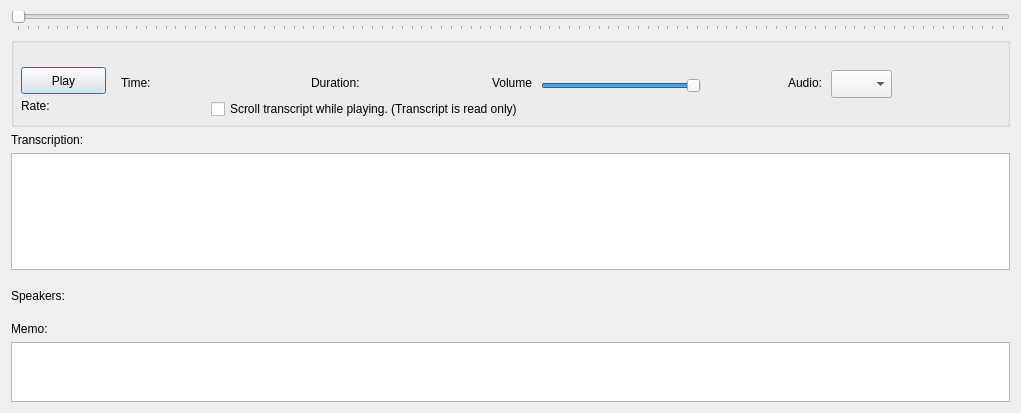
Before: the Qt Designer form GUI_UIs/ui_dialog_view_av.ui in ccbogel/QualCoder, drawn with Qt 5.
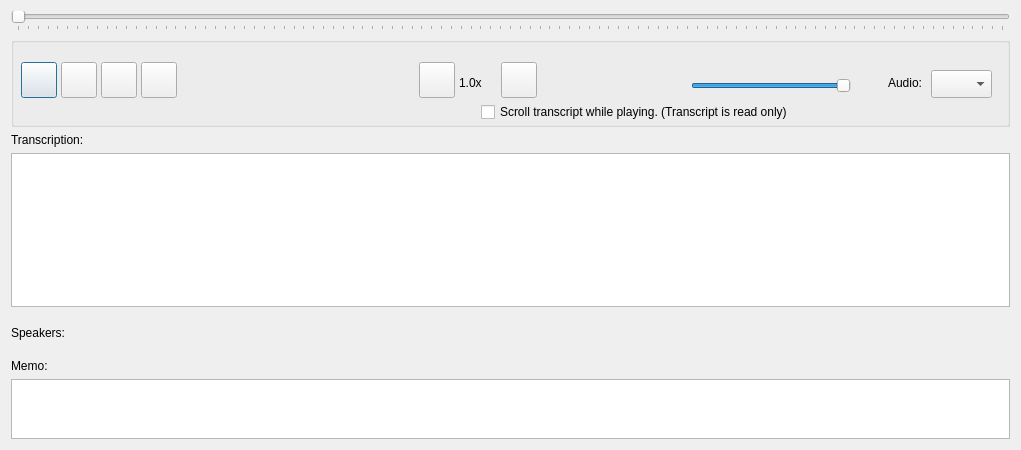
After: the same form once the commit is applied.

The edit to the form file:
```diff
--- a/GUI_UIs/ui_dialog_view_av.ui
+++ b/GUI_UIs/ui_dialog_view_av.ui
@@ -7,7 +7,7 @@
     <x>0</x>
     <y>0</y>
     <width>1021</width>
-    <height>413</height>
+    <height>450</height>
    </rect>
   </property>
   <property name="windowTitle">
@@ -115,22 +115,22 @@
       <property name="geometry">
        <rect>
         <x>10</x>
-        <y>30</y>
-        <width>85</width>
-        <height>27</height>
+        <y>25</y>
+        <width>36</width>
+        <height>36</height>
        </rect>
       </property>
       <property name="toolTip">
        <string>&lt;html&gt;&lt;head/&gt;&lt;body&gt;&lt;p&gt;Ctrl + R rewind 5 seconds&lt;/p&gt;&lt;p&gt;Alt + R rewind 30 seconds&lt;/p&gt;&lt;p&gt;Alt + F forward 30 seconds&lt;/p&gt;&lt;p&gt;Ctrl + S start/pause&lt;/p&gt;&lt;p&gt;Ctrl + P start/pause&lt;/p&gt;&lt;p&gt;Ctrl + Shift + &amp;gt; increase play rate, maximum 2.0&lt;/p&gt;&lt;p&gt;Ctrl + Shift + &amp;lt; decrease play rate, minimum 0.1&lt;/p&gt;&lt;/body&gt;&lt;/html&gt;</string>
       </property>
       <property name="text">
-       <string>Play</string>
+       <string/>
       </property>
      </widget>
      <widget class="QSlider" name="horizontalSlider_vol">
       <property name="geometry">
        <rect>
-        <x>530</x>
+        <x>680</x>
         <y>40</y>
         <width>160</width>
         <height>18</height>
@@ -149,14 +149,14 @@
      <widget class="QLabel" name="label_volume">
       <property name="geometry">
        <rect>
-        <x>460</x>
-        <y>36</y>
-        <width>61</width>
-        <height>20</height>
+        <x>630</x>
+        <y>29</y>
+        <width>32</width>
+        <height>32</height>
        </rect>
       </property>
       <property name="text">
-       <string>Volume</string>
+       <string/>
       </property>
       <property name="alignment">
        <set>Qt::AlignRight|Qt::AlignTrailing|Qt::AlignVCenter</set>
@@ -165,33 +165,20 @@
      <widget class="QLabel" name="label_time">
       <property name="geometry">
        <rect>
-        <x>110</x>
+        <x>230</x>
         <y>35</y>
-        <width>161</width>
+        <width>131</width>
         <height>21</height>
        </rect>
       </property>
       <property name="text">
-       <string>Time:</string>
-      </property>
-     </widget>
-     <widget class="QLabel" name="label_time_2">
-      <property name="geometry">
-       <rect>
-        <x>300</x>
-        <y>35</y>
-        <width>161</width>
-        <height>21</height>
-       </rect>
-      </property>
-      <property name="text">
-       <string>Duration: </string>
+       <string/>
       </property>
      </widget>
      <widget class="QComboBox" name="comboBox_tracks">
       <property name="geometry">
        <rect>
-        <x>820</x>
+        <x>920</x>
         <y>33</y>
         <width>61</width>
         <height>28</height>
@@ -201,9 +188,9 @@
      <widget class="QLabel" name="label">
       <property name="geometry">
        <rect>
-        <x>720</x>
+        <x>850</x>
         <y>36</y>
-        <width>91</width>
+        <width>61</width>
         <height>20</height>
        </rect>
       </property>
@@ -217,8 +204,8 @@
      <widget class="QCheckBox" name="checkBox_scroll_transcript">
       <property name="geometry">
        <rect>
-        <x>200</x>
-        <y>61</y>
+        <x>470</x>
+        <y>64</y>
         <width>511</width>
         <height>22</height>
        </rect>
@@ -230,17 +217,113 @@
      <widget class="QLabel" name="label_rate">
       <property name="geometry">
        <rect>
-        <x>10</x>
-        <y>60</y>
-        <width>111</width>
-        <height>17</height>
+        <x>448</x>
+        <y>36</y>
+        <width>41</width>
+        <height>20</height>
        </rect>
       </property>
       <property name="toolTip">
        <string>&lt;html&gt;&lt;head/&gt;&lt;body&gt;&lt;p&gt;Ctrl + Shift + &amp;gt; increase play rate, maximum 2.0&lt;/p&gt;&lt;p&gt;Ctrl + Shift + &amp;lt; decrease play rate, minimum 0.1&lt;/p&gt;&lt;/body&gt;&lt;/html&gt;</string>
       </property>
       <property name="text">
-       <string>Rate:</string>
+       <string>1.0x</string>
+      </property>
+     </widget>
+     <widget class="QLabel" name="label_time_3">
+      <property name="geometry">
+       <rect>
+        <x>190</x>
+        <y>30</y>
+        <width>32</width>
+        <height>32</height>
+       </rect>
+      </property>
+      <property name="toolTip">
+       <string>&lt;html&gt;&lt;head/&gt;&lt;body&gt;&lt;p&gt;Time&lt;/p&gt;&lt;/body&gt;&lt;/html&gt;</string>
+      </property>
+      <property name="text">
+       <string/>
+      </property>
+     </widget>
+     <widget class="QPushButton" name="pushButton_rate_down">
+      <property name="geometry">
+       <rect>
+        <x>408</x>
+        <y>25</y>
+        <width>36</width>
+        <height>36</height>
+       </rect>
+      </property>
+      <property name="toolTip">
+       <string>&lt;html&gt;&lt;head/&gt;&lt;body&gt;&lt;p&gt;Decrease play rate&lt;/p&gt;&lt;p&gt;Ctrl + Shift + &amp;lt; &lt;/p&gt;&lt;/body&gt;&lt;/html&gt;</string>
+      </property>
+      <property name="text">
+       <string/>
+      </property>
+     </widget>
+     <widget class="QPushButton" name="pushButton_rate_up">
+      <property name="geometry">
+       <rect>
+        <x>490</x>
+        <y>25</y>
+        <width>36</width>
+        <height>36</height>
+       </rect>
+      </property>
+      <property name="toolTip">
+       <string>&lt;html&gt;&lt;head/&gt;&lt;body&gt;&lt;p&gt;Increase play rate&lt;/p&gt;&lt;p&gt;Ctrl + Shift + &amp;gt; &lt;/p&gt;&lt;/body&gt;&lt;/html&gt;</string>
+      </property>
+      <property name="text">
+       <string/>
+      </property>
+     </widget>
+     <widget class="QPushButton" name="pushButton_rewind_5">
+      <property name="geometry">
+       <rect>
+        <x>50</x>
+        <y>25</y>
+        <width>36</width>
+        <height>36</height>
+       </rect>
+      </property>
+      <property name="toolTip">
+       <string>&lt;html&gt;&lt;head/&gt;&lt;body&gt;&lt;p&gt;Rewind 5 seconds&lt;/p&gt;&lt;p&gt;Ctrl + R&lt;/p&gt;&lt;/body&gt;&lt;/html&gt;</string>
+      </property>
+      <property name="text">
+       <string/>
+      </property>
+     </widget>
+     <widget class="QPushButton" name="pushButton_rewind_30">
+      <property name="geometry">
+       <rect>
+        <x>90</x>
+        <y>25</y>
+        <width>36</width>
+        <height>36</height>
+       </rect>
+      </property>
+      <property name="toolTip">
+       <string>&lt;html&gt;&lt;head/&gt;&lt;body&gt;&lt;p&gt;Rewind 30 seconds&lt;/p&gt;&lt;p&gt;Alt + R&lt;/p&gt;&lt;/body&gt;&lt;/html&gt;</string>
+      </property>
+      <property name="text">
+       <string/>
+      </property>
+     </widget>
+     <widget class="QPushButton" name="pushButton_forward_30">
+      <property name="geometry">
+       <rect>
+        <x>130</x>
+        <y>25</y>
+        <width>36</width>
+        <height>36</height>
+       </rect>
+      </property>
+      <property name="toolTip">
+       <string>&lt;html&gt;&lt;head/&gt;&lt;body&gt;&lt;p&gt;Forward 30 seconds&lt;/p&gt;&lt;p&gt;Alt + F&lt;/p&gt;&lt;/body&gt;&lt;/html&gt;</string>
+      </property>
+      <property name="text">
+       <string/>
       </property>
      </widget>
     </widget>
```
Left out of the diff: 7 changed lines with no effect on the pictures.
